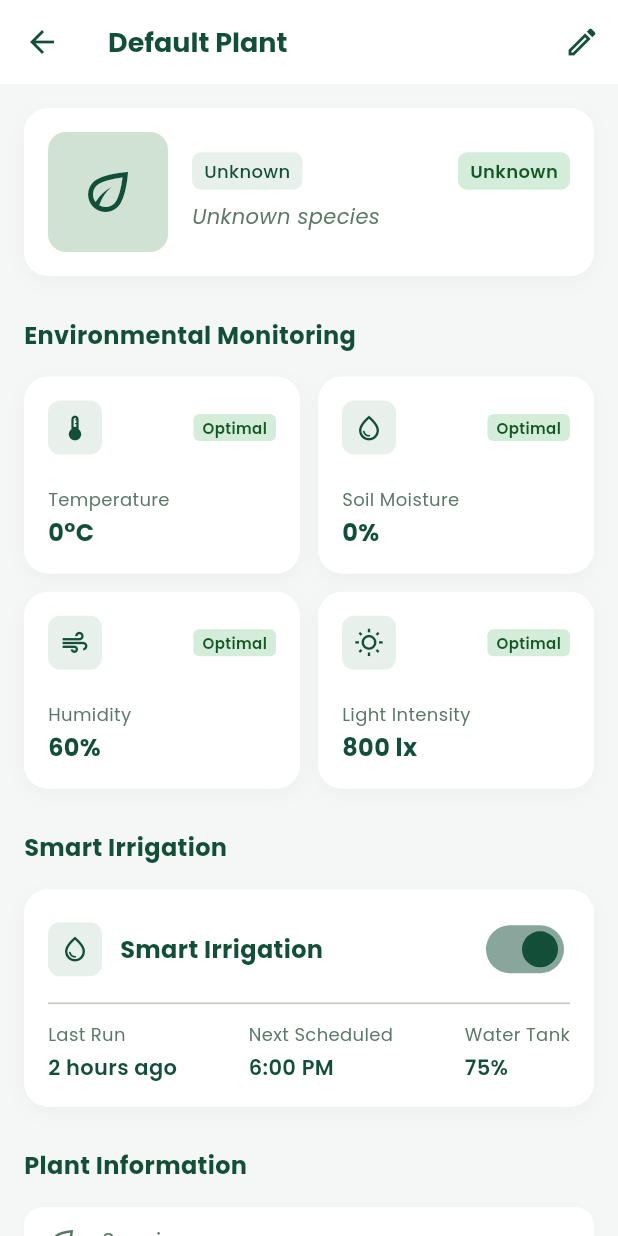
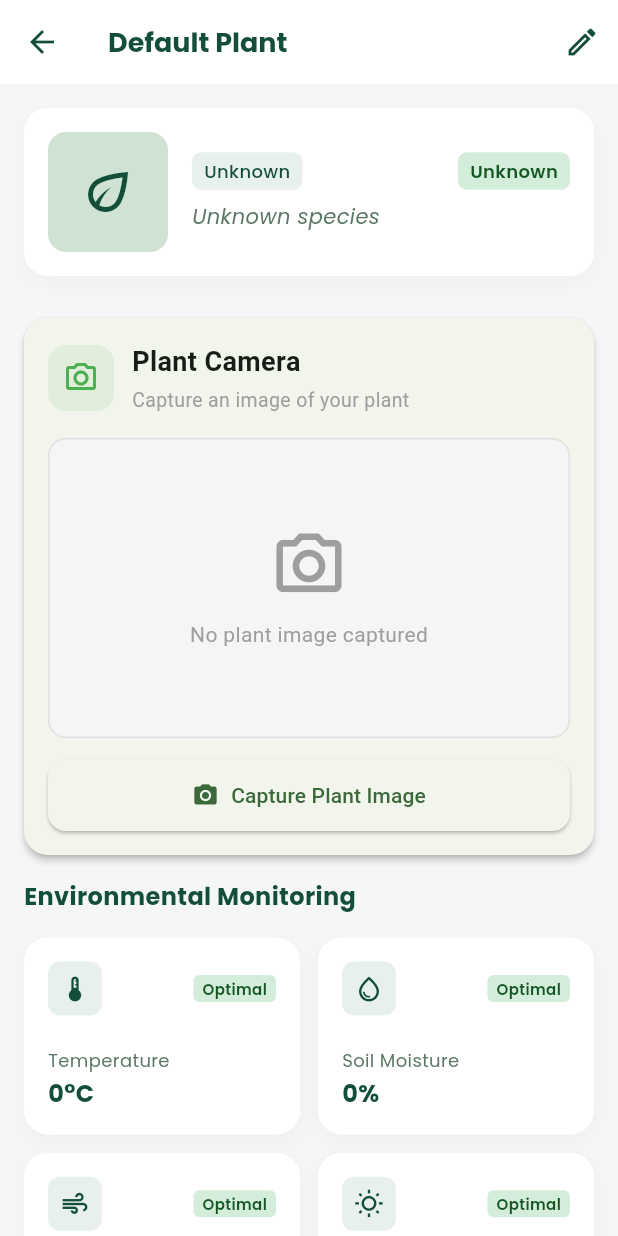
Before and after one commit to Nasir-Ali911/smart-plant-care-system, a Flutter app: the PlantDetailsScreen screen opened by its route, on a phone screen of 412 x 824 dp. Run offline on Flutter 3.47's test engine with Material 3 defaults, Android fonts, the light colour scheme and no system bars; our stand-ins replace cloud_firestore, firebase_auth, firebase_core, firebase_database, firebase_messaging, fl_chart and 4 more; accounts and stored records are empty; statements that could not run were skipped.

Commit message:
Add ESP32-CAM plant image capture

```diff
--- a/lib/screens/plant_details/plant_details_screen.dart
+++ b/lib/screens/plant_details/plant_details_screen.dart
@@ -1,3 +1,4 @@
+import 'widgets/plant_camera_card.dart';
 import 'package:flutter/material.dart';
 import 'package:google_fonts/google_fonts.dart';
 import 'package:smart_plant_care/models/plant_model.dart';
@@ -55,8 +56,9 @@ class PlantDetailsScreen extends StatelessWidget {
           children: [
             // 1. Plant Header
             PlantHeader(plant: plant),
+
             const SizedBox(height: 20),
-
+            const PlantCameraCard(),
             // 2. Environmental Monitoring Grid
             const SectionTitle(title: 'Environmental Monitoring'),
             const SizedBox(height: 8),
--- /dev/null
+++ b/lib/screens/plant_details/widgets/plant_camera_card.dart
@@ -0,0 +1,188 @@
+import 'dart:typed_data';
+
+import 'package:flutter/material.dart';
+
+import '../../../services/camera_service.dart';
+
+class PlantCameraCard extends StatefulWidget {
+  const PlantCameraCard({super.key});
+
+  @override
+  State<PlantCameraCard> createState() => _PlantCameraCardState();
+}
+
+class _PlantCameraCardState extends State<PlantCameraCard> {
+  Uint8List? _imageBytes;
+  bool _isCapturing = false;
+  String? _errorMessage;
+
+  Future<void> _captureImage() async {
+    setState(() {
+      _isCapturing = true;
+      _errorMessage = null;
+    });
+
+    try {
+      final image = await CameraService.captureImage();
+
+      if (!mounted) return;
+
+      setState(() {
+        _imageBytes = image;
+        _isCapturing = false;
+      });
+    } catch (e) {
+      if (!mounted) return;
+
+      setState(() {
+        _isCapturing = false;
+        _errorMessage = 'Unable to capture image. Check the camera connection.';
+      });
+    }
+  }
+
+  @override
+  Widget build(BuildContext context) {
+    return Card(
+      margin: const EdgeInsets.symmetric(vertical: 8),
+      elevation: 2,
+      shape: RoundedRectangleBorder(
+        borderRadius: BorderRadius.circular(16),
+      ),
+      child: Padding(
+        padding: const EdgeInsets.all(16),
+        child: Column(
+          crossAxisAlignment: CrossAxisAlignment.start,
+          children: [
+            Row(
+              children: [
+                Container(
+                  padding: const EdgeInsets.all(10),
+                  decoration: BoxDecoration(
+                    color: Colors.green.withValues(alpha: 0.1),
+                    borderRadius: BorderRadius.circular(12),
+                  ),
+                  child: const Icon(
+                    Icons.camera_alt_outlined,
+                    color: Colors.green,
+                  ),
+                ),
+                const SizedBox(width: 12),
+                const Expanded(
+                  child: Column(
+                    crossAxisAlignment: CrossAxisAlignment.start,
+                    children: [
+                      Text(
+                        'Plant Camera',
+                        style: TextStyle(
+                          fontSize: 18,
+                          fontWeight: FontWeight.bold,
+                        ),
+                      ),
+                      SizedBox(height: 3),
+                      Text(
+                        'Capture an image of your plant',
+                        style: TextStyle(
+                          fontSize: 13,
+                          color: Colors.grey,
+                        ),
+                      ),
+                    ],
+                  ),
+                ),
+              ],
+            ),
+
+            const SizedBox(height: 16),
+
+            // Image area
+            if (_imageBytes != null)
+              ClipRRect(
+                borderRadius: BorderRadius.circular(12),
+                child: Image.memory(
+                  _imageBytes!,
+                  width: double.infinity,
+                  height: 240,
+                  fit: BoxFit.cover,
+                  gaplessPlayback: true,
+                ),
+              )
+            else
+              Container(
+                width: double.infinity,
+                height: 200,
+                decoration: BoxDecoration(
+                  color: Colors.grey.shade100,
+                  borderRadius: BorderRadius.circular(12),
+                  border: Border.all(
+                    color: Colors.grey.shade300,
+                  ),
+                ),
+                child: const Column(
+                  mainAxisAlignment: MainAxisAlignment.center,
+                  children: [
+                    Icon(
+                      Icons.photo_camera_outlined,
+                      size: 52,
+                      color: Colors.grey,
+                    ),
+                    SizedBox(height: 10),
+                    Text(
+                      'No plant image captured',
+                      style: TextStyle(
+                        color: Colors.grey,
+                      ),
+                    ),
+                  ],
+                ),
+              ),
+
+            const SizedBox(height: 14),
+
+            // Error message
+            if (_errorMessage != null) ...[
+              Text(
+                _errorMessage!,
+                style: const TextStyle(
+                  color: Colors.red,
+                  fontSize: 13,
+                ),
+              ),
+              const SizedBox(height: 10),
+            ],
+
+            // Capture button
+            SizedBox(
+              width: double.infinity,
+              child: ElevatedButton.icon(
+                onPressed: _isCapturing ? null : _captureImage,
+                icon: _isCapturing
+                    ? const SizedBox(
+                        width: 18,
+                        height: 18,
+                        child: CircularProgressIndicator(
+                          strokeWidth: 2,
+                        ),
+                      )
+                    : const Icon(Icons.camera_alt),
+                label: Text(
+                  _isCapturing
+                      ? 'Capturing...'
+                      : _imageBytes == null
+                          ? 'Capture Plant Image'
+                          : 'Capture New Image',
+                ),
+                style: ElevatedButton.styleFrom(
+                  padding: const EdgeInsets.symmetric(vertical: 14),
+                  shape: RoundedRectangleBorder(
+                    borderRadius: BorderRadius.circular(12),
+                  ),
+                ),
+              ),
+            ),
+          ],
+        ),
+      ),
+    );
+  }
+}
--- /dev/null
+++ b/lib/services/camera_service.dart
@@ -0,0 +1,28 @@
+import 'dart:typed_data';
+import 'package:http/http.dart' as http;
+
+class CameraService {
+  // Temporary prototype IP.
+  // This may change when the ESP32-CAM reconnects to the hotspot.
+  static const String cameraIp = '10.46.12.64';
+
+  static String get captureUrl => 'http://$cameraIp/fyp/capture';
+
+  static Future<Uint8List> captureImage() async {
+    final response = await http
+        .get(Uri.parse(captureUrl))
+        .timeout(const Duration(seconds: 15));
+
+    if (response.statusCode != 200) {
+      throw Exception(
+        'Camera returned HTTP ${response.statusCode}',
+      );
+    }
+
+    if (response.bodyBytes.isEmpty) {
+      throw Exception('Camera returned an empty image.');
+    }
+
+    return response.bodyBytes;
+  }
+}
```
Also changed, not shown: 1 other file.
